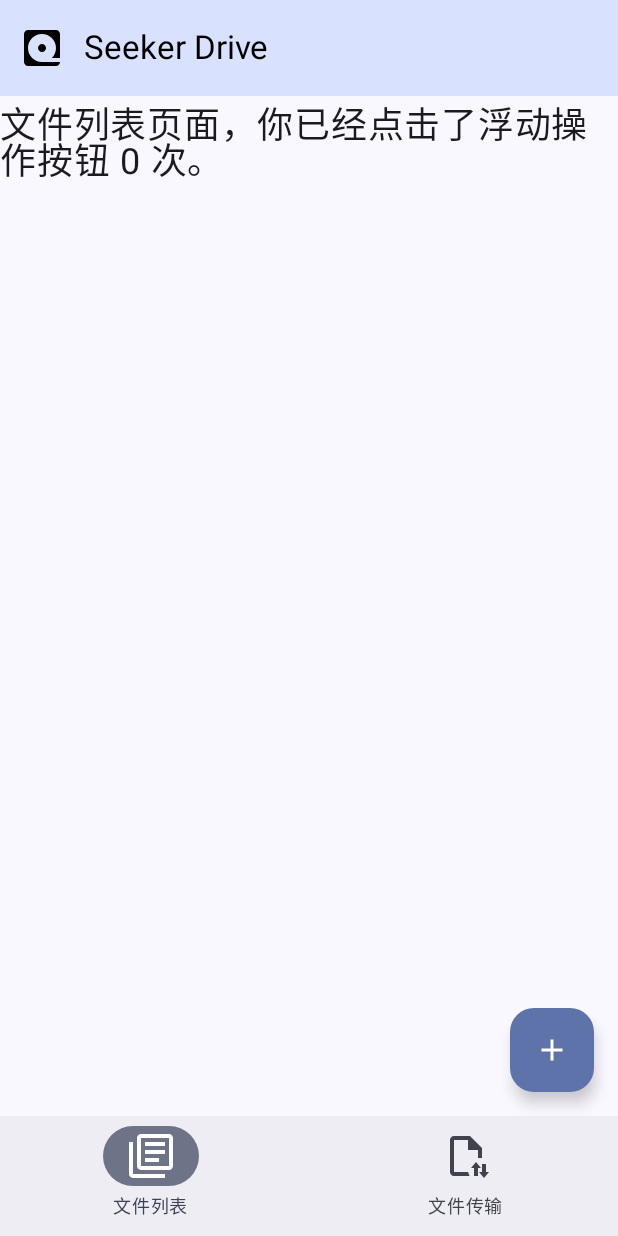
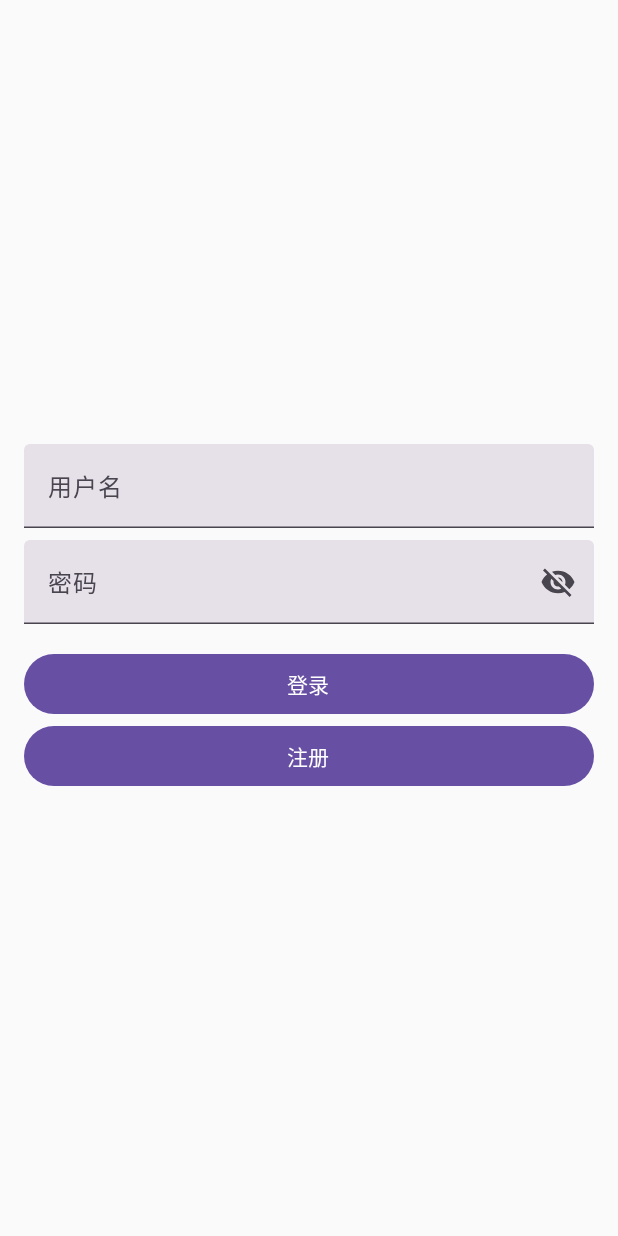
Before and after one commit to GitZhiQing/Seeker-Drive, an Android app built with Jetpack Compose: the screen it shows after launch (MainActivity), on a phone screen of 412 x 824 dp. Run offline under Robolectric (Android 15) with nearby library versions, the phone set to English and light mode, and no system bars.

Commit message:
feat: 增加了登录和注册界面

```diff
--- a/frontend/app/src/main/java/com/seeker/drive/MainActivity.kt
+++ b/frontend/app/src/main/java/com/seeker/drive/MainActivity.kt
@@ -4,6 +4,9 @@ import android.os.Bundle
 import androidx.activity.ComponentActivity
 import androidx.activity.compose.setContent
 import androidx.activity.enableEdgeToEdge
+import androidx.compose.runtime.Composable
+import androidx.compose.runtime.remember
+import androidx.lifecycle.viewmodel.compose.viewModel
 import com.seeker.drive.ui.*
 import com.seeker.drive.ui.theme.SeekerDriveTheme
 
@@ -13,9 +16,17 @@ class MainActivity : ComponentActivity() {
         super.onCreate(savedInstanceState)
         enableEdgeToEdge()
         setContent {
-            SeekerDriveTheme {
-                MainPage()
-            }
+            MyApp()
         }
     }
 }
+
+@Composable
+fun MyApp(mainViewModel: MainViewModel = viewModel()) {
+    val currentScreen by mainViewModel::currentScreen
+    when (currentScreen) {
+        MainViewModel.Screen.MainPage -> MainPage()
+        MainViewModel.Screen.SDLoginPage -> SDLoginPage(mainViewModel)
+        MainViewModel.Screen.SDRegisterPage -> SDRegisterPage(mainViewModel)
+    }
+}
--- a/frontend/app/src/main/java/com/seeker/drive/MainViewModel.kt
+++ b/frontend/app/src/main/java/com/seeker/drive/MainViewModel.kt
@@ -2,10 +2,30 @@ package com.seeker.drive
 
 import androidx.compose.runtime.getValue
 import androidx.compose.runtime.mutableIntStateOf
+import androidx.compose.runtime.mutableStateOf
 import androidx.compose.runtime.setValue
 import androidx.lifecycle.ViewModel
 
 class MainViewModel : ViewModel() {
+
+    var currentScreen by mutableStateOf(Screen.SDLoginPage)
     var selectedItem by mutableIntStateOf(0)
     var presses by mutableIntStateOf(0)
+    var isLogin by mutableIntStateOf(0)
+    var correctUsername by mutableStateOf("seeker")
+    var correctPassword by mutableStateOf("123456")
+
+    enum class Screen {
+        MainPage,
+        SDLoginPage,
+        SDRegisterPage
+    }
+
+    fun navigateTo(screen: Screen) {
+        currentScreen = screen
+    }
+
+    fun login(username: String, password: String): Boolean {
+        return username == correctUsername && password == correctPassword
+    }
 }
--- /dev/null
+++ b/frontend/app/src/main/java/com/seeker/drive/ui/SDLoginPage.kt
@@ -0,0 +1,117 @@
+package com.seeker.drive.ui
+
+import androidx.compose.foundation.layout.*
+import androidx.compose.material.*
+import androidx.compose.material.icons.Icons
+import androidx.compose.material.icons.filled.Visibility
+import androidx.compose.material.icons.filled.VisibilityOff
+import androidx.compose.material3.AlertDialog
+import androidx.compose.material3.Button
+import androidx.compose.material3.Icon
+import androidx.compose.material3.IconButton
+import androidx.compose.material3.Text
+import androidx.compose.material3.TextField
+import androidx.compose.runtime.*
+import androidx.compose.runtime.snapshots.SnapshotApplyResult
+import androidx.compose.ui.Modifier
+import androidx.compose.ui.unit.dp
+import androidx.compose.ui.text.input.PasswordVisualTransformation
+import androidx.compose.ui.text.input.VisualTransformation
+import androidx.compose.ui.tooling.preview.Preview
+import androidx.navigation.NavController
+import com.seeker.drive.MainViewModel
+
+@Composable
+fun SDLoginPage(viewModel: MainViewModel) {
+    var username by remember { mutableStateOf("") }
+    var password by remember { mutableStateOf("") }
+    var passwordVisible by remember { mutableStateOf(false) }
+    var showDialog by remember { mutableStateOf(false) }
+
+    if (showDialog) {
+        AlertDialog(
+            onDismissRequest = { showDialog = false },
+            title = { Text("登录失败") },
+            text = { Text("用户名或密码错误，请重试。") },
+            confirmButton = {
+                Button(onClick = { showDialog = false }) {
+                    Text("确定")
+                }
+            }
+        )
+    }
+
+    Column(
+        modifier = Modifier
+            .fillMaxSize()
+            .padding(16.dp),
+        verticalArrangement = Arrangement.Center
+    ) {
+        TextField(
+            value = username,
+            onValueChange = { username = it },
+            label = { Text("用户名") },
+            modifier = Modifier.fillMaxWidth()
+        )
+        Spacer(modifier = Modifier.height(8.dp))
+        TextField(
+            value = password,
+            onValueChange = { password = it },
+            label = { Text("密码") },
+            visualTransformation = if (passwordVisible) VisualTransformation.None else PasswordVisualTransformation(),
+
+            // trailingIcon 用于在输入框右侧添加一个图标按钮
+            trailingIcon = {
+                val image = if (passwordVisible)
+                    Icons.Default.Visibility
+                else Icons.Default.VisibilityOff
+
+                IconButton(onClick = { passwordVisible = !passwordVisible }) {
+                    Icon(imageVector = image, contentDescription = null)
+                }
+            },
+            modifier = Modifier.fillMaxWidth()
+        )
+
+        Spacer(modifier = Modifier.height(16.dp))
+
+        //创建一个登录按钮
+        Button(
+            onClick = {
+                if (viewModel.login(username, password)) {
+                    viewModel.isLogin = 1
+                    viewModel.navigateTo(MainViewModel.Screen.MainPage)     //跳转到主界面
+                } else {
+                    showDialog = true
+                    username = ""
+                    password = ""
+                }
+            },
+            modifier = Modifier.fillMaxWidth()
+        ) {
+            Text("登录")
+        }
+
+        //创建一个注册按钮
+        Button(
+            onClick = {
+                viewModel.navigateTo(MainViewModel.Screen.SDRegisterPage)    //跳转到注册界面
+            },
+            modifier = Modifier.fillMaxWidth()
+        ) {
+            Text("注册")
+        }
+    }
+}
+
+@Composable
+private fun extracted(viewModel: MainViewModel) {
+    viewModel.isLogin = 2
+}
+
+
+@Preview(showBackground = true)
+@Composable
+private fun MainPagePreview() {
+    SDLoginPage(viewModel = MainViewModel())
+}
```
Also changed, not shown: frontend/app/src/main/java/com/seeker/drive/ui/SDRegisterPage.kt (added, +132 -0 lines).
